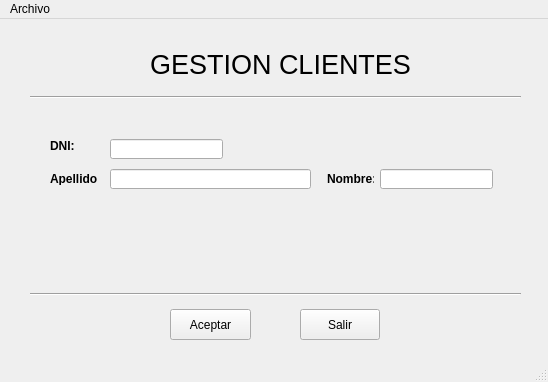
Before: the Qt Designer form UiGestionClientes.ui in arlumno/DI-ProyectoUI, drawn with Qt 5.
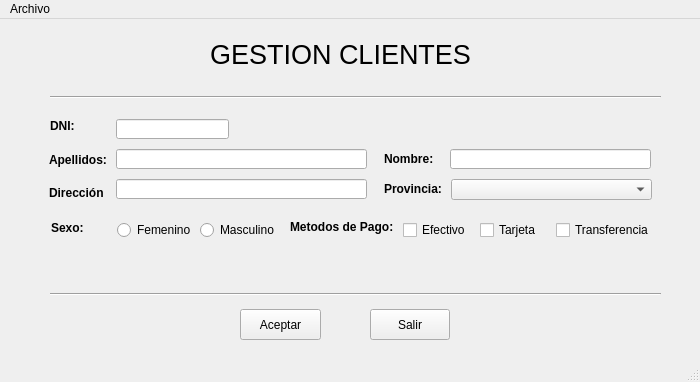
After: the same form once the commit is applied.

The edit to the form file:
```diff
--- a/UiGestionClientes.ui
+++ b/UiGestionClientes.ui
@@ -6,7 +6,7 @@
    <rect>
     <x>0</x>
     <y>0</y>
-    <width>548</width>
+    <width>700</width>
     <height>382</height>
    </rect>
   </property>
@@ -18,7 +18,7 @@
     <property name="geometry">
      <rect>
       <x>50</x>
-      <y>120</y>
+      <y>100</y>
       <width>47</width>
       <height>13</height>
      </rect>
@@ -36,8 +36,8 @@
    <widget class="QLineEdit" name="etDni">
     <property name="geometry">
      <rect>
-      <x>110</x>
-      <y>120</y>
+      <x>116</x>
+      <y>100</y>
       <width>113</width>
       <height>20</height>
      </rect>
@@ -49,10 +49,10 @@
    <widget class="QLabel" name="label_2">
     <property name="geometry">
      <rect>
-      <x>50</x>
-      <y>153</y>
-      <width>47</width>
-      <height>13</height>
+      <x>49</x>
+      <y>133</y>
+      <width>61</width>
+      <height>16</height>
      </rect>
     </property>
     <property name="font">
@@ -68,9 +68,9 @@
    <widget class="QLineEdit" name="etApellido">
     <property name="geometry">
      <rect>
-      <x>110</x>
-      <y>150</y>
-      <width>201</width>
+      <x>116</x>
+      <y>130</y>
+      <width>251</width>
       <height>20</height>
      </rect>
     </property>
@@ -78,10 +78,10 @@
    <widget class="QLabel" name="label_3">
     <property name="geometry">
      <rect>
-      <x>327</x>
-      <y>153</y>
-      <width>47</width>
-      <height>13</height>
+      <x>384</x>
+      <y>130</y>
+      <width>61</width>
+      <height>20</height>
      </rect>
     </property>
     <property name="font">
@@ -97,9 +97,9 @@
    <widget class="QLineEdit" name="etApellido_2">
     <property name="geometry">
      <rect>
-      <x>380</x>
-      <y>150</y>
-      <width>113</width>
+      <x>450</x>
+      <y>130</y>
+      <width>201</width>
       <height>20</height>
      </rect>
     </property>
@@ -107,8 +107,8 @@
    <widget class="QLabel" name="label_4">
     <property name="geometry">
      <rect>
-      <x>100</x>
-      <y>20</y>
+      <x>160</x>
+      <y>10</y>
       <width>361</width>
       <height>51</height>
      </rect>
@@ -120,9 +120,9 @@
    <widget class="Line" name="line">
     <property name="geometry">
      <rect>
-      <x>30</x>
+      <x>50</x>
       <y>70</y>
-      <width>491</width>
+      <width>611</width>
       <height>16</height>
      </rect>
     </property>
@@ -133,9 +133,9 @@
    <widget class="Line" name="line_2">
     <property name="geometry">
      <rect>
-      <x>30</x>
+      <x>50</x>
       <y>260</y>
-      <width>491</width>
+      <width>611</width>
       <height>30</height>
      </rect>
     </property>
@@ -146,7 +146,7 @@
    <widget class="QPushButton" name="bAceptar">
     <property name="geometry">
      <rect>
-      <x>170</x>
+      <x>240</x>
       <y>290</y>
       <width>81</width>
       <height>31</height>
@@ -159,7 +159,7 @@
    <widget class="QPushButton" name="bSalir">
     <property name="geometry">
      <rect>
-      <x>300</x>
+      <x>370</x>
       <y>290</y>
       <width>80</width>
       <height>31</height>
@@ -172,8 +172,8 @@
    <widget class="QLabel" name="flagDni">
     <property name="geometry">
      <rect>
-      <x>230</x>
-      <y>120</y>
+      <x>232</x>
+      <y>101</y>
       <width>47</width>
       <height>16</height>
      </rect>
@@ -188,13 +188,174 @@
      <string/>
     </property>
    </widget>
+   <widget class="QLabel" name="label_5">
+    <property name="geometry">
+     <rect>
+      <x>51</x>
+      <y>202</y>
+      <width>47</width>
+      <height>13</height>
+     </rect>
+    </property>
+    <property name="font">
+     <font>
+      <weight>75</weight>
+      <bold>true</bold>
+     </font>
+    </property>
+    <property name="text">
+     <string>Sexo:</string>
+    </property>
+   </widget>
+   <widget class="QLabel" name="label_6">
+    <property name="geometry">
+     <rect>
+      <x>290</x>
+      <y>200</y>
+      <width>111</width>
+      <height>16</height>
+     </rect>
+    </property>
+    <property name="font">
+     <font>
+      <weight>75</weight>
+      <bold>true</bold>
+     </font>
+    </property>
+    <property name="text">
+     <string>Metodos de Pago:</string>
+    </property>
+   </widget>
+   <widget class="QWidget" name="horizontalLayoutWidget">
+    <property name="geometry">
+     <rect>
+      <x>117</x>
+      <y>196</y>
+      <width>160</width>
+      <height>31</height>
+     </rect>
+    </property>
+    <layout class="QHBoxLayout" name="LayoutSexo">
+     <item>
+      <widget class="QRadioButton" name="rbFemenino">
+       <property name="text">
+        <string>Femenino</string>
+       </property>
+       <attribute name="buttonGroup">
+        <string notr="true">rbgSexo</string>
+       </attribute>
+      </widget>
+     </item>
+     <item>
+      <widget class="QRadioButton" name="rbMasculino">
+       <property name="text">
+        <string>Masculino</string>
+       </property>
+       <attribute name="buttonGroup">
+        <string notr="true">rbgSexo</string>
+       </attribute>
+      </widget>
+     </item>
+    </layout>
+   </widget>
+   <widget class="QWidget" name="horizontalLayoutWidget_2">
+    <property name="geometry">
+     <rect>
+      <x>403</x>
+      <y>196</y>
+      <width>251</width>
+      <height>31</height>
+     </rect>
+    </property>
+    <layout class="QHBoxLayout" name="LayoutMetodosPago">
+     <item>
+      <widget class="QCheckBox" name="chkEfectivo">
+       <property name="text">
+        <string>Efectivo</string>
+       </property>
+      </widget>
+     </item>
+     <item>
+      <widget class="QCheckBox" name="chkTarjeta">
+       <property name="text">
+        <string>Tarjeta</string>
+       </property>
+      </widget>
+     </item>
+     <item>
+      <widget class="QCheckBox" name="chkTransfer">
+       <property name="text">
+        <string>Transferencia</string>
+       </property>
+      </widget>
+     </item>
+    </layout>
+   </widget>
+   <widget class="QLabel" name="label_7">
+    <property name="geometry">
+     <rect>
+      <x>49</x>
+      <y>166</y>
+      <width>61</width>
+      <height>16</height>
+     </rect>
+    </property>
+    <property name="font">
+     <font>
+      <weight>75</weight>
+      <bold>true</bold>
+     </font>
+    </property>
+    <property name="text">
+     <string>Dirección</string>
+    </property>
+   </widget>
+   <widget class="QLineEdit" name="etDireccion">
+    <property name="geometry">
+     <rect>
+      <x>116</x>
+      <y>160</y>
+      <width>251</width>
+      <height>20</height>
+     </rect>
+    </property>
+   </widget>
+   <widget class="QLabel" name="label_8">
+    <property name="geometry">
+     <rect>
+      <x>384</x>
+      <y>160</y>
+      <width>61</width>
+      <height>20</height>
+     </rect>
+    </property>
+    <property name="font">
+     <font>
+      <weight>75</weight>
+      <bold>true</bold>
+     </font>
+    </property>
+    <property name="text">
+     <string>Provincia:</string>
+    </property>
+   </widget>
+   <widget class="QComboBox" name="cbProvincia">
+    <property name="geometry">
+     <rect>
+      <x>451</x>
+      <y>160</y>
+      <width>201</width>
+      <height>21</height>
+     </rect>
+    </property>
+   </widget>
   </widget>
   <widget class="QMenuBar" name="menubar">
    <property name="geometry">
     <rect>
      <x>0</x>
      <y>0</y>
-     <width>548</width>
+     <width>700</width>
      <height>21</height>
     </rect>
    </property>
```
Left out of the diff: 3 changed lines with no effect on the pictures.
